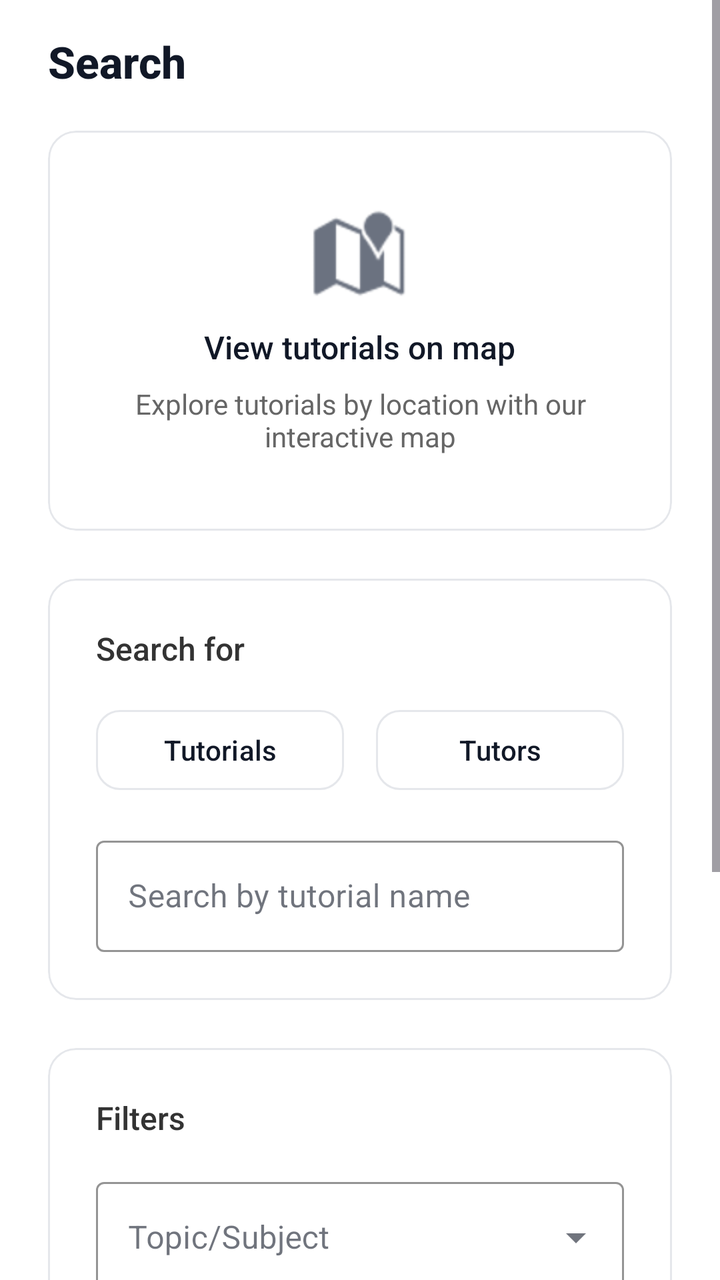
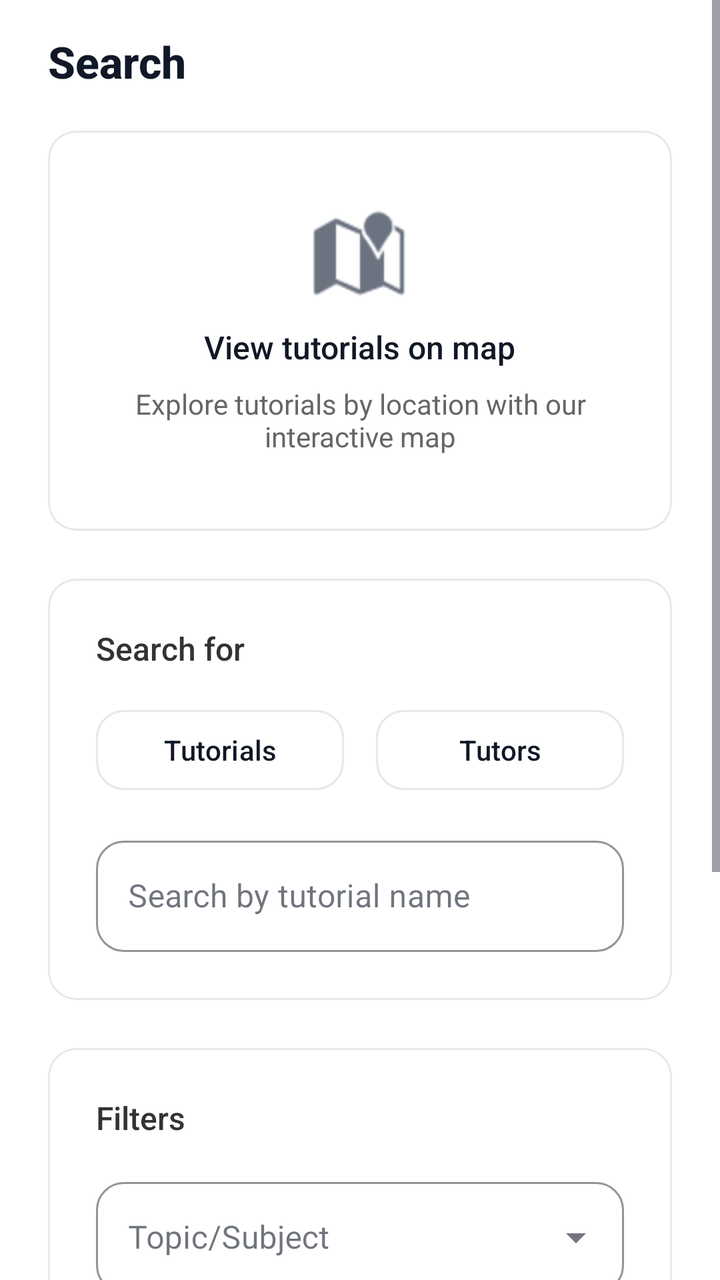

Two renders of the same Android screen: before a commit and after it. Below are the layout's source before the change and the commit's diff.
<!-- AndroidManifest.xml: application theme Theme.Csci3130Group1 -->
<!-- res/layout/fragment_search_for_tutorials.xml -->
<?xml version="1.0" encoding="utf-8"?>
<ScrollView xmlns:android="http://schemas.android.com/apk/res/android"
    xmlns:app="http://schemas.android.com/apk/res-auto"
    android:layout_width="match_parent"
    android:layout_height="match_parent"
    android:background="#FFFFFF"
    android:fillViewport="true">

    <LinearLayout
        android:layout_width="match_parent"
        android:layout_height="wrap_content"
        android:orientation="vertical"
        android:paddingHorizontal="24dp"
        android:paddingTop="16dp"
        android:paddingBottom="32dp">

        
        <TextView
            android:layout_width="wrap_content"
            android:layout_height="wrap_content"
            android:text="Search"
            android:textSize="22sp"
            android:fontFamily="sans-serif-medium"
            android:textStyle="bold"
            android:textColor="#111827"
            android:layout_marginBottom="20dp"/>

        
        <com.google.android.material.card.MaterialCardView
            android:id="@+id/mapsCard"
            android:layout_width="match_parent"
            android:layout_height="200dp"
            android:layout_marginBottom="24dp"
            app:cardCornerRadius="14dp"
            app:cardElevation="0dp"
            app:cardBackgroundColor="#FFFFFF"
            app:strokeColor="#E5E7EB"
            app:strokeWidth="1dp">

            <LinearLayout
                android:layout_width="match_parent"
                android:layout_height="match_parent"
                android:orientation="vertical"
                android:gravity="center">

                <ImageView
                    android:layout_width="48dp"
                    android:layout_height="48dp"
                    android:src="@android:drawable/ic_dialog_map"
                    app:tint="#6B7280"
                    android:layout_marginBottom="12dp"/>

                <TextView
                    android:layout_width="wrap_content"
                    android:layout_height="wrap_content"
                    android:text="View tutorials on map"
                    android:textSize="16sp"
                    android:fontFamily="sans-serif-medium"
                    android:textColor="#111827"
                    android:layout_marginBottom="8dp"/>

                <TextView
                    android:layout_width="wrap_content"
                    android:layout_height="wrap_content"
                    android:text="Explore tutorials by location with our interactive map"
                    android:textSize="14sp"
                    android:textColor="#666666"
                    android:gravity="center"
                    android:paddingHorizontal="24dp"/>
            </LinearLayout>
        </com.google.android.material.card.MaterialCardView>

        
        <com.google.android.material.card.MaterialCardView
            android:layout_width="match_parent"
            android:layout_height="wrap_content"
            android:layout_marginBottom="24dp"
            app:cardCornerRadius="14dp"
            app:cardElevation="0dp"
            app:cardBackgroundColor="#FFFFFF"
            app:strokeColor="#E5E7EB"
            app:strokeWidth="1dp">

            <LinearLayout
                android:layout_width="match_parent"
                android:layout_height="wrap_content"
                android:orientation="vertical"
                android:padding="24dp">

                <TextView
                    android:layout_width="wrap_content"
                    android:layout_height="wrap_content"
                    android:text="Search for"
                    android:textSize="16sp"
                    android:fontFamily="sans-serif-medium"
                    android:textColor="#333333"
                    android:layout_marginBottom="16dp"/>

                <LinearLayout
                    android:layout_width="match_parent"
                    android:layout_height="wrap_content"
                    android:orientation="horizontal"
                    android:layout_marginBottom="16dp">

                    <com.google.android.material.button.MaterialButton
                        android:id="@+id/searchTutorialsButton"
                        style="@style/Widget.Material3.Button.OutlinedButton"
                        android:layout_width="0dp"
                        android:layout_height="wrap_content"
                        android:layout_weight="1"
                        android:text="Tutorials"
                        android:textAllCaps="false"
                        android:textColor="#111827"
                        app:strokeColor="#E5E7EB"
                        app:cornerRadius="12dp"
                        android:layout_marginEnd="8dp"/>

                    <com.google.android.material.button.MaterialButton
                        android:id="@+id/searchTutorsButton"
                        style="@style/Widget.Material3.Button.OutlinedButton"
                        android:layout_width="0dp"
                        android:layout_height="wrap_content"
                        android:layout_weight="1"
                        android:text="Tutors"
                        android:textAllCaps="false"
                        android:textColor="#111827"
                        app:strokeColor="#E5E7EB"
                        app:cornerRadius="12dp"
                        android:layout_marginStart="8dp"/>
                </LinearLayout>

                
                <com.google.android.material.textfield.TextInputLayout
                    android:id="@+id/searchInputLayout"
                    android:layout_width="match_parent"
                    android:layout_height="wrap_content"
                    android:hint="Search by tutorial name"
                    app:boxStrokeColor="#E5E7EB"
                    app:hintTextColor="#6B7280"
                    style="@style/Widget.MaterialComponents.TextInputLayout.OutlinedBox">

                    <com.google.android.material.textfield.TextInputEditText
                        android:id="@+id/searchInput"
                        android:layout_width="match_parent"
                        android:layout_height="wrap_content"
                        android:inputType="text"/>
                </com.google.android.material.textfield.TextInputLayout>
            </LinearLayout>
        </com.google.android.material.card.MaterialCardView>

        
        <com.google.android.material.card.MaterialCardView
            android:id="@+id/filtersCard"
            android:layout_width="match_parent"
            android:layout_height="wrap_content"
            android:layout_marginBottom="24dp"
            app:cardCornerRadius="14dp"
            app:cardElevation="0dp"
            app:cardBackgroundColor="#FFFFFF"
            app:strokeColor="#E5E7EB"
            app:strokeWidth="1dp">

            <LinearLayout
                android:layout_width="match_parent"
                android:layout_height="wrap_content"
                android:orientation="vertical"
                android:padding="24dp">

                <TextView
                    android:layout_width="wrap_content"
                    android:layout_height="wrap_content"
                    android:text="Filters"
                    android:textSize="16sp"
                    android:fontFamily="sans-serif-medium"
                    android:textColor="#333333"
                    android:layout_marginBottom="16dp"/>

                
                <LinearLayout
                    android:id="@+id/topicFilterContainer"
                    android:layout_width="match_parent"
                    android:layout_height="wrap_content"
                    android:orientation="vertical">

                    
                    <com.google.android.material.textfield.TextInputLayout
                        android:layout_width="match_parent"
                        android:layout_height="wrap_content"
                        android:layout_marginBottom="16dp"
                        android:hint="Topic/Subject"
                        app:boxStrokeColor="#E5E7EB"
                        app:hintTextColor="#6B7280"
                        style="@style/Widget.MaterialComponents.TextInputLayout.OutlinedBox.ExposedDropdownMenu">

                        <AutoCompleteTextView
                            android:id="@+id/topicFilter"
                            android:layout_width="match_parent"
                            android:layout_height="wrap_content"
                            android:inputType="none"/>
                    </com.google.android.material.textfield.TextInputLayout>
                </LinearLayout>

                
                <LinearLayout
                    android:id="@+id/tutorialFiltersContainer"
                    android:layout_width="match_parent"
                    android:layout_height="wrap_content"
                    android:orientation="vertical">

                    
                    <com.google.android.material.textfield.TextInputLayout
                        android:layout_width="match_parent"
                        android:layout_height="wrap_content"
                        android:layout_marginBottom="16dp"
                        android:hint="Location"
                        app:boxStrokeColor="#E5E7EB"
                        app:hintTextColor="#6B7280"
                        style="@style/Widget.MaterialComponents.TextInputLayout.OutlinedBox.ExposedDropdownMenu">

                        <AutoCompleteTextView
                            android:id="@+id/locationFilter"
                            android:layout_width="match_parent"
                            android:layout_height="wrap_content"
                            android:inputType="none"
                            android:text="All Locations"
                            android:textSize="14sp"
                            android:paddingHorizontal="16dp"/>
                    </com.google.android.material.textfield.TextInputLayout>

                    
                    <com.google.android.material.textfield.TextInputLayout
                        android:layout_width="match_parent"
                        android:layout_height="wrap_content"
                        android:layout_marginBottom="16dp"
                        android:hint="Max Fee ($)"
                        app:boxStrokeColor="#E5E7EB"
                        app:hintTextColor="#6B7280"
                        style="@style/Widget.MaterialComponents.TextInputLayout.OutlinedBox">

                        <com.google.android.material.textfield.TextInputEditText
                            android:id="@+id/feeFilter"
                            android:layout_width="match_parent"
                            android:layout_height="wrap_content"
                            android:inputType="numberDecimal"
                            android:textSize="14sp"/>
                    </com.google.android.material.textfield.TextInputLayout>
                </LinearLayout>

                
                <LinearLayout
                    android:id="@+id/tutorFiltersContainer"
                    android:layout_width="match_parent"
                    android:layout_height="wrap_content"
                    android:orientation="vertical"
                    android:visibility="gone">

                    
                    <com.google.android.material.textfield.TextInputLayout
                        android:layout_width="match_parent"
                        android:layout_height="wrap_content"
                        android:layout_marginBottom="16dp"
                        android:hint="Degree/Field of Study"
                        app:boxStrokeColor="#E5E7EB"
                        app:hintTextColor="#6B7280"
                        style="@style/Widget.MaterialComponents.TextInputLayout.OutlinedBox.ExposedDropdownMenu">

                        <AutoCompleteTextView
                            android:id="@+id/degreeFilter"
                            android:layout_width="match_parent"
                            android:layout_height="wrap_content"
                            android:inputType="none"
                            android:text="All Degrees"
                            android:textSize="14sp"
                            android:paddingHorizontal="16dp"/>
                    </com.google.android.material.textfield.TextInputLayout>

                    
                    <com.google.android.material.textfield.TextInputLayout
                        android:layout_width="match_parent"
                        android:layout_height="wrap_content"
                        android:layout_marginBottom="16dp"
                        android:hint="Minimum Rating"
                        app:boxStrokeColor="#E5E7EB"
                        app:hintTextColor="#6B7280"
                        style="@style/Widget.MaterialComponents.TextInputLayout.OutlinedBox.ExposedDropdownMenu">

                        <AutoCompleteTextView
                            android:id="@+id/ratingFilter"
                            android:layout_width="match_parent"
                            android:layout_height="wrap_content"
                            android:inputType="none"
                            android:text="Any Rating"
                            android:textSize="14sp"
                            android:paddingHorizontal="16dp"/>
                    </com.google.android.material.textfield.TextInputLayout>
                </LinearLayout>

                
                <Button
                    android:id="@+id/searchButton"
                    style="@style/Widget.MaterialComponents.Button.OutlinedButton"
                    android:layout_width="match_parent"
                    android:layout_height="wrap_content"
                    android:text="Search"
                    android:textAllCaps="false"
                    android:textColor="#111827"
                    app:strokeColor="#E5E7EB"
                    app:cornerRadius="8dp"/>
            </LinearLayout>
        </com.google.android.material.card.MaterialCardView>

        
        <com.google.android.material.card.MaterialCardView
            android:id="@+id/resultsCard"
            android:layout_width="match_parent"
            android:layout_height="wrap_content"
            app:cardCornerRadius="14dp"
            app:cardElevation="0dp"
            app:cardBackgroundColor="#FFFFFF"
            app:strokeColor="#E5E7EB"
            app:strokeWidth="1dp"
            android:visibility="gone">

            <LinearLayout
                android:layout_width="match_parent"
                android:layout_height="wrap_content"
                android:orientation="vertical"
                android:padding="24dp">

                
                <LinearLayout
                    android:layout_width="match_parent"
                    android:layout_height="wrap_content"
                    android:orientation="horizontal"
                    android:gravity="center_vertical"
                    android:layout_marginBottom="16dp">

                    <ImageView
                        android:layout_width="24dp"
                        android:layout_height="24dp"
                        android:src="@android:drawable/ic_menu_search"
                        app:tint="#6B7280"/>

                    <TextView
                        android:id="@+id/resultsHeader"
                        android:layout_width="wrap_content"
                        android:layout_height="wrap_content"
                        android:text="Results"
                        android:textSize="17sp"
                        android:fontFamily="sans-serif-medium"
                        android:textColor="#1C1C1E"
                        android:layout_marginStart="12dp"/>
                </LinearLayout>

                
                <androidx.recyclerview.widget.RecyclerView
                    android:id="@+id/resultsRecyclerView"
                    android:layout_width="match_parent"
                    android:layout_height="wrap_content"
                    android:nestedScrollingEnabled="false"/>

                
                <LinearLayout
                    android:id="@+id/emptyStateLayout"
                    android:layout_width="match_parent"
                    android:layout_height="wrap_content"
                    android:orientation="vertical"
                    android:gravity="center"
                    android:padding="32dp"
                    android:visibility="gone">

                    <ImageView
                        android:layout_width="64dp"
                        android:layout_height="64dp"
                        android:src="@android:drawable/ic_menu_search"
                        app:tint="#CCCCCC"
                        android:layout_marginBottom="16dp"/>

                    <TextView
                        android:layout_width="wrap_content"
                        android:layout_height="wrap_content"
                        android:text="No results found"
                        android:textSize="18sp"
                        android:fontFamily="sans-serif-medium"
                        android:textColor="#666666"
                        android:layout_marginBottom="8dp"/>

                    <TextView
                        android:layout_width="wrap_content"
                        android:layout_height="wrap_content"
                        android:text="Try adjusting your search criteria"
                        android:textSize="14sp"
                        android:textColor="#888888"
                        android:gravity="center"/>
                </LinearLayout>
            </LinearLayout>
        </com.google.android.material.card.MaterialCardView>

        
        <ListView
            android:id="@+id/tutorialListView"
            android:layout_width="match_parent"
            android:layout_height="wrap_content"
            android:visibility="gone"/>

        <Button
            android:id="@+id/bt_location"
            android:layout_width="wrap_content"
            android:layout_height="wrap_content"
            android:visibility="gone"/>

        <TextView
            android:id="@+id/location_text"
            android:layout_width="wrap_content"
            android:layout_height="wrap_content"
            android:visibility="gone"/>

        
        <EditText
            android:id="@+id/locationInput"
            android:layout_width="match_parent"
            android:layout_height="wrap_content"
            android:visibility="gone"/>

        <EditText
            android:id="@+id/feeInput"
            android:layout_width="match_parent"
            android:layout_height="wrap_content"
            android:visibility="gone"/>

        <EditText
            android:id="@+id/durationInput"
            android:layout_width="match_parent"
            android:layout_height="wrap_content"
            android:visibility="gone"/>

        <Spinner
            android:id="@+id/topicSpinner"
            android:layout_width="match_parent"
            android:layout_height="wrap_content"
            android:visibility="gone"/>
    </LinearLayout>
</ScrollView>
<!-- resources referenced by this layout -->
<resources>
  <style name="Theme.Csci3130Group1" parent="Base.Theme.Csci3130Group1" />
  <style name="Base.Theme.Csci3130Group1" parent="Theme.Material3.DayNight.NoActionBar">
          
          <item name="colorPrimary">#111827</item>
          <item name="colorOnPrimary">#FFFFFF</item>
          <item name="colorSecondary">#6B7280</item>
          <item name="colorOnSecondary">#FFFFFF</item>
          
          <item name="colorPrimaryContainer">#F3F4F6</item>
          <item name="colorOnPrimaryContainer">#111827</item>
          <item name="colorSecondaryContainer">#F3F4F6</item>
          <item name="colorOnSecondaryContainer">#111827</item>
          <item name="colorTertiary">#9CA3AF</item>
          <item name="colorSurface">#FFFFFF</item>
          <item name="colorOnSurface">#111827</item>
          <item name="colorOutline">#E5E7EB</item>
          <item name="android:navigationBarColor">#FFFFFF</item>
          <item name="android:statusBarColor">#FFFFFF</item>
      </style>
</resources>

<!-- the commit's change to res/layout/fragment_search_for_tutorials.xml (unified diff, before → after) -->
@@ -112,7 +112,7 @@
                         android:textAllCaps="false"
                         android:textColor="#111827"
                         app:strokeColor="#E5E7EB"
-                        app:cornerRadius="12dp"
+                        app:cornerRadius="14dp"
                         android:layout_marginEnd="8dp"/>
 
                     <com.google.android.material.button.MaterialButton
@@ -125,19 +125,23 @@
                         android:textAllCaps="false"
                         android:textColor="#111827"
                         app:strokeColor="#E5E7EB"
-                        app:cornerRadius="12dp"
+                        app:cornerRadius="14dp"
                         android:layout_marginStart="8dp"/>
                 </LinearLayout>
 
                 
-                <com.google.android.material.textfield.TextInputLayout
-                    android:id="@+id/searchInputLayout"
-                    android:layout_width="match_parent"
-                    android:layout_height="wrap_content"
-                    android:hint="Search by tutorial name"
-                    app:boxStrokeColor="#E5E7EB"
-                    app:hintTextColor="#6B7280"
-                    style="@style/Widget.MaterialComponents.TextInputLayout.OutlinedBox">
+                    <com.google.android.material.textfield.TextInputLayout
+                        android:id="@+id/searchInputLayout"
+                        android:layout_width="match_parent"
+                        android:layout_height="wrap_content"
+                        android:hint="Search by tutorial name"
+                        app:boxStrokeColor="#E5E7EB"
+                        app:hintTextColor="#6B7280"
+                        app:boxCornerRadiusTopStart="14dp"
+                        app:boxCornerRadiusTopEnd="14dp"
+                        app:boxCornerRadiusBottomStart="14dp"
+                        app:boxCornerRadiusBottomEnd="14dp"
+                        style="@style/Widget.MaterialComponents.TextInputLayout.OutlinedBox">
 
                     <com.google.android.material.textfield.TextInputEditText
                         android:id="@+id/searchInput"
@@ -190,6 +194,10 @@
                         android:hint="Topic/Subject"
                         app:boxStrokeColor="#E5E7EB"
                         app:hintTextColor="#6B7280"
+                        app:boxCornerRadiusTopStart="14dp"
+                        app:boxCornerRadiusTopEnd="14dp"
+                        app:boxCornerRadiusBottomStart="14dp"
+                        app:boxCornerRadiusBottomEnd="14dp"
                         style="@style/Widget.MaterialComponents.TextInputLayout.OutlinedBox.ExposedDropdownMenu">
 
                         <AutoCompleteTextView
@@ -215,6 +223,10 @@
                         android:hint="Location"
                         app:boxStrokeColor="#E5E7EB"
                         app:hintTextColor="#6B7280"
+                        app:boxCornerRadiusTopStart="14dp"
+                        app:boxCornerRadiusTopEnd="14dp"
+                        app:boxCornerRadiusBottomStart="14dp"
+                        app:boxCornerRadiusBottomEnd="14dp"
                         style="@style/Widget.MaterialComponents.TextInputLayout.OutlinedBox.ExposedDropdownMenu">
 
                         <AutoCompleteTextView
@@ -235,6 +247,10 @@
                         android:hint="Max Fee ($)"
                         app:boxStrokeColor="#E5E7EB"
                         app:hintTextColor="#6B7280"
+                        app:boxCornerRadiusTopStart="14dp"
+                        app:boxCornerRadiusTopEnd="14dp"
+                        app:boxCornerRadiusBottomStart="14dp"
+                        app:boxCornerRadiusBottomEnd="14dp"
                         style="@style/Widget.MaterialComponents.TextInputLayout.OutlinedBox">
 
                         <com.google.android.material.textfield.TextInputEditText
@@ -262,6 +278,10 @@
                         android:hint="Degree/Field of Study"
                         app:boxStrokeColor="#E5E7EB"
                         app:hintTextColor="#6B7280"
+                        app:boxCornerRadiusTopStart="14dp"
+                        app:boxCornerRadiusTopEnd="14dp"
+                        app:boxCornerRadiusBottomStart="14dp"
+                        app:boxCornerRadiusBottomEnd="14dp"
                         style="@style/Widget.MaterialComponents.TextInputLayout.OutlinedBox.ExposedDropdownMenu">
 
                         <AutoCompleteTextView
@@ -282,6 +302,10 @@
                         android:hint="Minimum Rating"
                         app:boxStrokeColor="#E5E7EB"
                         app:hintTextColor="#6B7280"
+                        app:boxCornerRadiusTopStart="14dp"
+                        app:boxCornerRadiusTopEnd="14dp"
+                        app:boxCornerRadiusBottomStart="14dp"
+                        app:boxCornerRadiusBottomEnd="14dp"
                         style="@style/Widget.MaterialComponents.TextInputLayout.OutlinedBox.ExposedDropdownMenu">
 
                         <AutoCompleteTextView
@@ -305,7 +329,7 @@
                     android:textAllCaps="false"
                     android:textColor="#111827"
                     app:strokeColor="#E5E7EB"
-                    app:cornerRadius="8dp"/>
+                    app:cornerRadius="14dp"/>
             </LinearLayout>
         </com.google.android.material.card.MaterialCardView>
 
